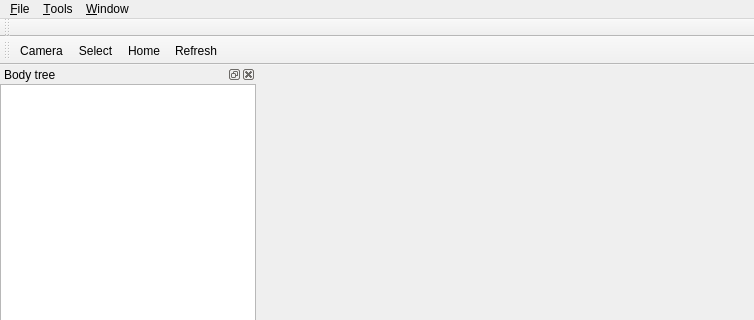
Before: the Qt Designer form include/hpp/gui/ui/mainwindow.ui in humanoid-path-planner/hpp-gui, drawn with Qt 5; both pictures show x 0 to 754 and y 0 to 320 of the 754 by 728 pixel window.
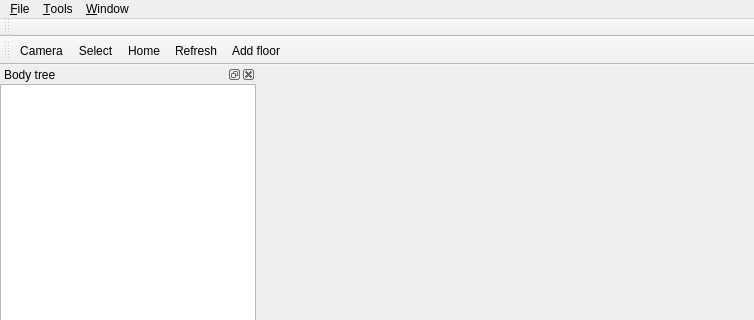
After: the same form once the commit is applied. Icons and pictures are not drawn.

Commit message: Enhance "Add floor" functionnality.

Patch:
```diff
--- a/include/hpp/gui/ui/mainwindow.ui
+++ b/include/hpp/gui/ui/mainwindow.ui
@@ -158,6 +158,7 @@
    <addaction name="actionSelection"/>
    <addaction name="actionHome"/>
    <addaction name="actionRefresh"/>
+   <addaction name="actionAdd_floor"/>
   </widget>
   <widget class="QDockWidget" name="dockWidget_log">
    <property name="windowIcon">
@@ -297,6 +298,14 @@
     <string>Refresh the interface (required if you are also using the python interface)</string>
    </property>
   </action>
+  <action name="actionAdd_floor">
+   <property name="text">
+    <string>Add floor</string>
+   </property>
+   <property name="toolTip">
+    <string>Add a floor</string>
+   </property>
+  </action>
  </widget>
  <layoutdefault spacing="6" margin="11"/>
  <resources/>
```
The commit also changes 3 other files.
